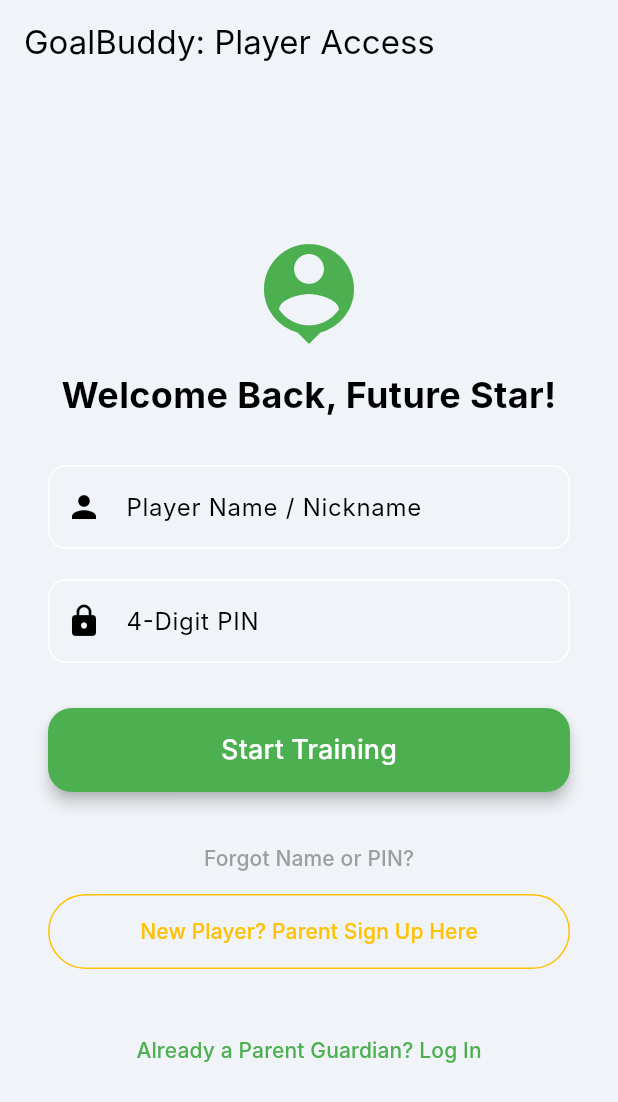
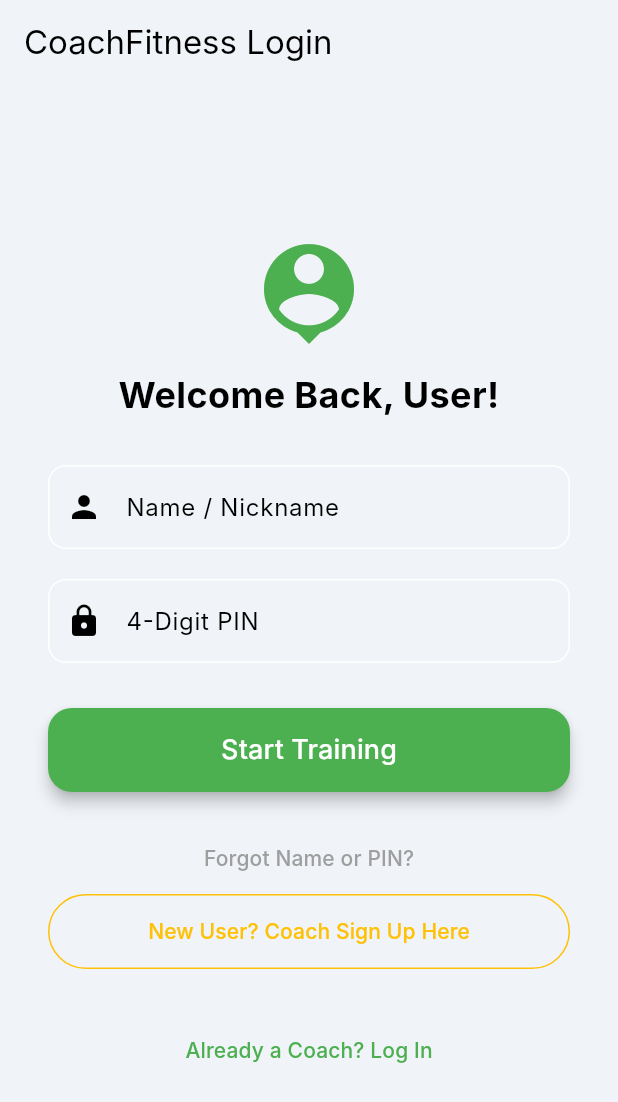
Before and after one commit to SkepticalZeke/FlutterProjectCoachingApp, a Flutter app: the screen it shows after launch, on a phone screen of 412 x 824 dp. Shown: the top 1102 px of the screen. Run offline on Flutter 3.47's test engine with Material 3 defaults, Android fonts, the light colour scheme and no system bars; our stand-ins replace table_calendar; Roboto replaces fonts that are missing (Inter).

Commit message:
Name Changes

```diff
--- a/lib/main.dart
+++ b/lib/main.dart
@@ -27,7 +27,7 @@ class FootballSkillsApp extends StatelessWidget {
   @override
   Widget build(BuildContext context) {
     return MaterialApp(
-      title: 'Kids Football Skills',
+      title: 'CoachFitness',
       debugShowCheckedModeBanner: false,
 
       // --- 🎨 App Theme: Vibrant Football Colors ---
@@ -71,10 +71,10 @@ class FootballSkillsApp extends StatelessWidget {
         '/settings': (context) => const SettingsScreen(), // Settings
 
         // Parent Flow
-        '/parent-login': (context) => const ParentLoginScreen(),
-        '/parent-home': (context) => const ParentDashboardScreen(),
-        '/parent-registration': (context) => const ParentRegistrationScreen(),
-        '/parent-notifications': (context) => const ParentNotificationsScreen(),
+        '/coach-login': (context) => const ParentLoginScreen(),
+        '/coach-home': (context) => const ParentDashboardScreen(),
+        '/coach-registration': (context) => const ParentRegistrationScreen(),
+        '/coach-notifications': (context) => const ParentNotificationsScreen(),
       },
       // Using onGenerateRoute to handle passing arguments (like the name/data)
       onGenerateRoute: (settings) {
@@ -92,7 +92,7 @@ class FootballSkillsApp extends StatelessWidget {
           return MaterialPageRoute(
             builder: (context) {
               // Pass the received name, or a default name if null
-              return ChildDashboardScreen(playerName: playerName ?? 'Future Star');
+              return ChildDashboardScreen(playerName: playerName ?? 'Player');
             },
           );
         } else if (settings.name == '/drill-detail') {
--- a/lib/screens/child_dashboard_screen.dart
+++ b/lib/screens/child_dashboard_screen.dart
@@ -67,7 +67,7 @@ class _ChildDashboardScreenState extends State<ChildDashboardScreen> {
   Widget build(BuildContext context) {
     return Scaffold(
       appBar: AppBar(
-        title: const Text('GoalBuddy Training'),
+        title: const Text('CoachFitness Training'),
         backgroundColor: Theme.of(context).primaryColor,
         foregroundColor: Colors.white,
         elevation: 0,
--- a/lib/screens/login_signup_screen.dart
+++ b/lib/screens/login_signup_screen.dart
@@ -19,7 +19,7 @@ class _LoginSignupScreenState extends State<LoginSignupScreen> {
 
       // --- Firebase Placeholder ---
       // Here you would check if the playerName and PIN match a stored child record.
-      debugPrint('Attempting child login for $playerName with PIN $pin');
+      debugPrint('Attempting login for $playerName with PIN $pin');
 
       // Simulate network delay and assumed success
       Future.delayed(const Duration(seconds: 1), () {
@@ -42,7 +42,7 @@ class _LoginSignupScreenState extends State<LoginSignupScreen> {
   @override
   Widget build(BuildContext context) {
     return Scaffold(
-      appBar: AppBar(title: const Text('GoalBuddy: Player Access')),
+      appBar: AppBar(title: const Text('CoachFitness Login')),
       body: Center(
         child: SingleChildScrollView(
           padding: const EdgeInsets.all(32.0),
@@ -55,7 +55,7 @@ class _LoginSignupScreenState extends State<LoginSignupScreen> {
                 const Icon(Icons.person_pin, size: 80, color: Colors.green),
                 const SizedBox(height: 10),
                 const Text(
-                  'Welcome Back, Future Star!',
+                  'Welcome Back, User!',
                   style: TextStyle(fontSize: 24, fontWeight: FontWeight.bold),
                   textAlign: TextAlign.center,
                 ),
@@ -65,13 +65,13 @@ class _LoginSignupScreenState extends State<LoginSignupScreen> {
                 TextFormField(
                   controller: _playerNameController,
                   decoration: const InputDecoration(
-                    labelText: 'Player Name / Nickname',
+                    labelText: 'Name / Nickname',
                     border: OutlineInputBorder(borderRadius: BorderRadius.all(Radius.circular(12))),
                     prefixIcon: Icon(Icons.person),
                   ),
                   validator: (value) {
                     if (value == null || value.isEmpty) {
-                      return 'Please enter your Player Name';
+                      return 'Please enter your User Name';
                     }
                     return null;
                   },
@@ -118,7 +118,7 @@ class _LoginSignupScreenState extends State<LoginSignupScreen> {
                 TextButton(
                   onPressed: () {
                     ScaffoldMessenger.of(context).showSnackBar(
-                      const SnackBar(content: Text('Contact your parent to recover your name or PIN.')),
+                      const SnackBar(content: Text('Contact your coach to recover your name or PIN.')),
                     );
                   },
                   child: const Text('Forgot Name or PIN?', style: TextStyle(color: Colors.grey)),
@@ -128,13 +128,13 @@ class _LoginSignupScreenState extends State<LoginSignupScreen> {
                 OutlinedButton(
                   onPressed: () {
                     // Navigate to the Parent Registration screen for account setup
-                    Navigator.of(context).pushNamed('/parent-registration');
+                    Navigator.of(context).pushNamed('/coach-registration');
                   },
                   style: OutlinedButton.styleFrom(
                     padding: const EdgeInsets.symmetric(vertical: 15),
                     side: const BorderSide(color: Colors.amber),
                   ),
-                  child: const Text('New Player? Parent Sign Up Here', style: TextStyle(color: Colors.amber)),
+                  child: const Text('New User? Coach Sign Up Here', style: TextStyle(color: Colors.amber)),
                 ),
 
                 const SizedBox(height: 30),
@@ -142,9 +142,9 @@ class _LoginSignupScreenState extends State<LoginSignupScreen> {
                 // --- Parent Access Login ---
                 TextButton(
                   onPressed: () {
-                    Navigator.of(context).pushNamed('/parent-login');
+                    Navigator.of(context).pushNamed('/coach-login');
                   },
-                  child: const Text('Already a Parent Guardian? Log In'),
+                  child: const Text('Already a Coach? Log In'),
                 ),
               ],
             ),
--- a/lib/screens/new_player_signup_screen.dart
+++ b/lib/screens/new_player_signup_screen.dart
@@ -39,7 +39,7 @@ class _NewPlayerSignupScreenState extends State<NewPlayerSignupScreen> {
           arguments: _nameController.text.trim(),
         );
         ScaffoldMessenger.of(context).showSnackBar(
-          const SnackBar(content: Text('Registration complete! Welcome to GoalBuddy.')),
+          const SnackBar(content: Text('Registration complete! Welcome to CoachFitness.')),
         );
       });
     }
@@ -148,7 +148,7 @@ class _NewPlayerSignupScreenState extends State<NewPlayerSignupScreen> {
                           child: CircularProgressIndicator(color: Colors.white, strokeWidth: 3),
                         )
                       : const Text(
-                          'Join Team GoalBuddy',
+                          'Join Team and Start',
                           style: TextStyle(fontSize: 18),
                         ),
                 ),
--- a/lib/screens/parent_dashboard_screen.dart
+++ b/lib/screens/parent_dashboard_screen.dart
@@ -51,14 +51,14 @@ class _ParentDashboardScreenState extends State<ParentDashboardScreen> {
           IconButton(
             icon: const Icon(Icons.notifications),
             onPressed: () {
-              Navigator.of(context).pushNamed('/parent-notifications');
+              Navigator.of(context).pushNamed('/coach-notifications');
             },
           ),
           IconButton(
             icon: const Icon(Icons.logout),
             onPressed: () {
               // Implement Parent Logout logic here
-              Navigator.of(context).pushNamedAndRemoveUntil('/parent-login', (route) => false);
+              Navigator.of(context).pushNamedAndRemoveUntil('/coach-login', (route) => false);
             },
           ),
         ],
--- a/lib/screens/parent_login_screen.dart
+++ b/lib/screens/parent_login_screen.dart
@@ -30,9 +30,9 @@ class _ParentLoginScreenState extends State<ParentLoginScreen> {
         });
 
         // 2. Navigation
-        // Ensure the route name exactly matches the one in main.dart: /parent-home
-        Navigator.of(context).pushReplacementNamed('/parent-home');
-        debugPrint('Navigation to /parent-home successful.');
+        // Ensure the route name exactly matches the one in main.dart: /coach-home
+        Navigator.of(context).pushReplacementNamed('/coach-home');
+        debugPrint('Navigation to /coach-home successful.');
       });
     } else {
       debugPrint('Validation Failed. Not navigating.');
@@ -50,7 +50,7 @@ class _ParentLoginScreenState extends State<ParentLoginScreen> {
   Widget build(BuildContext context) {
     return Scaffold(
       appBar: AppBar(
-        title: const Text('Parent Guardian Access'),
+        title: const Text('Coach Access'),
         backgroundColor: Theme.of(context).primaryColor,
         foregroundColor: Colors.white,
       ),
@@ -124,7 +124,7 @@ class _ParentLoginScreenState extends State<ParentLoginScreen> {
                           ),
                         )
                       : const Text(
-                          'Parent Login',
+                          'Login',
                           style: TextStyle(fontSize: 18),
                         ),
                 ),
@@ -136,7 +136,7 @@ class _ParentLoginScreenState extends State<ParentLoginScreen> {
                     // This will open the feature for parents to link to a child account (future feature)
                   },
                   child: Text(
-                    'Need a Child Join Code?',
+                    'Have a User Join Code?',
                     style: TextStyle(color: Theme.of(context).primaryColor),
                   ),
                 ),
--- a/lib/screens/parent_registration_screen.dart
+++ b/lib/screens/parent_registration_screen.dart
@@ -24,7 +24,7 @@ class _ParentRegistrationScreenState extends State<ParentRegistrationScreen> {
       // --- Firebase Placeholder ---
       // 1. Create Parent Account (Email/Password Auth).
       // 2. Create the first Child Document (linking it to the parent's UID), storing name and PIN.
-      debugPrint('Attempting Parent Registration and Child Setup...');
+      debugPrint('Attempting Coach Registration and User Setup...');
 
       Future.delayed(const Duration(seconds: 3), () {
         setState(() {
@@ -33,11 +33,11 @@ class _ParentRegistrationScreenState extends State<ParentRegistrationScreen> {
 
         // After successful registration, navigate Parent to their dashboard
         Navigator.of(context).pushNamedAndRemoveUntil(
-          '/parent-home',
+          '/coach-home',
           (Route<dynamic> route) => false, // Clears the stack
         );
         ScaffoldMessenger.of(context).showSnackBar(
-          const SnackBar(content: Text('Account created! Welcome to GoalBuddy.')),
+          const SnackBar(content: Text('Account created! Welcome to CoachFitness.')),
         );
       });
     }
@@ -55,7 +55,7 @@ class _ParentRegistrationScreenState extends State<ParentRegistrationScreen> {
   @override
   Widget build(BuildContext context) {
     return Scaffold(
-      appBar: AppBar(title: const Text('Parent Sign Up')),
+      appBar: AppBar(title: const Text('Coach Sign Up')),
       body: Center(
         child: SingleChildScrollView(
           padding: const EdgeInsets.all(32.0),
@@ -67,7 +67,7 @@ class _ParentRegistrationScreenState extends State<ParentRegistrationScreen> {
                 const Icon(Icons.group_add, size: 60, color: Colors.green),
                 const SizedBox(height: 10),
                 const Text(
-                  'Create Your Guardian Account',
+                  'Create Your Coach Account',
                   style: TextStyle(fontSize: 24, fontWeight: FontWeight.bold),
                   textAlign: TextAlign.center,
                 ),
@@ -75,7 +75,7 @@ class _ParentRegistrationScreenState extends State<ParentRegistrationScreen> {
 
                 // --- Parent Account Details ---
                 Text(
-                  '1. Guardian Account',
+                  '1. Coach Account',
                   style: TextStyle(fontSize: 18, fontWeight: FontWeight.w600, color: Theme.of(context).primaryColor),
                 ),
                 const SizedBox(height: 10),
@@ -94,7 +94,7 @@ class _ParentRegistrationScreenState extends State<ParentRegistrationScreen> {
                 TextFormField(
                   controller: _passwordController,
                   obscureText: true,
-                  decoration: const InputDecoration(labelText: 'Password (min 6 chars)', prefixIcon: Icon(Icons.lock)),
+                  decoration: const InputDecoration(labelText: 'Password (min 6 characters)', prefixIcon: Icon(Icons.lock)),
                   validator: (value) {
                     if (value == null || value.length < 6) return 'Password must be at least 6 characters.';
                     return null;
@@ -104,16 +104,16 @@ class _ParentRegistrationScreenState extends State<ParentRegistrationScreen> {
 
                 // --- Child Player Details ---
                 Text(
-                  '2. First Player Setup',
+                  '2. First User Setup',
                   style: TextStyle(fontSize: 18, fontWeight: FontWeight.w600, color: Theme.of(context).primaryColor),
                 ),
                 const SizedBox(height: 10),
 
                 TextFormField(
                   controller: _playerNameController,
-                  decoration: const InputDecoration(labelText: 'Player Name / Nickname', prefixIcon: Icon(Icons.person)),
+                  decoration: const InputDecoration(labelText: ' Name / Nickname', prefixIcon: Icon(Icons.person)),
                   validator: (value) {
-                    if (value == null || value.isEmpty) return 'Please enter a nickname for your child.';
+                    if (value == null || value.isEmpty) return 'Please enter a nickname for the user.';
                     return null;
                   },
                 ),
@@ -125,7 +125,7 @@ class _ParentRegistrationScreenState extends State<ParentRegistrationScreen> {
                   maxLength: 4,
                   obscureText: true,
                   decoration: const InputDecoration(
-                    labelText: '4-Digit PIN (for player login)',
+                    labelText: '4-Digit PIN (for user login)',
                     counterText: '',
                     prefixIcon: Icon(Icons.lock_outline),
                   ),
@@ -156,9 +156,9 @@ class _ParentRegistrationScreenState extends State<ParentRegistrationScreen> {
                 // Back to Login
                 TextButton(
                   onPressed: _isLoading ? null : () {
-                    Navigator.of(context).pushReplacementNamed('/parent-login');
+                    Navigator.of(context).pushReplacementNamed('/coach-login');
                   },
-                  child: Text('Already have a Guardian account? Log In.', style: TextStyle(color: Colors.grey[700])),
+                  child: Text('Already have a Coach account? Log In.', style: TextStyle(color: Colors.grey[700])),
                 ),
               ],
             ),
--- a/lib/screens/rewards_screen.dart
+++ b/lib/screens/rewards_screen.dart
@@ -21,7 +21,7 @@ class RewardsScreen extends StatelessWidget {
     {'name': 'Shooting Star', 'unlocked': false, 'icon': Icons.adjust, 'color': Colors.grey},
     {'name': 'Level 10', 'unlocked': false, 'icon': Icons.rocket_launch, 'color': Colors.grey},
     {'name': 'First Kit', 'unlocked': false, 'icon': Icons.checkroom, 'color': Colors.grey},
-    {'name': 'GoalBuddy Pro', 'unlocked': false, 'icon': Icons.shield, 'color': Colors.grey},
+    {'name': 'Fitness Pro', 'unlocked': false, 'icon': Icons.shield, 'color': Colors.grey},
   ];
 
   // Mock player stats
--- a/lib/screens/settings_screen.dart
+++ b/lib/screens/settings_screen.dart
@@ -71,7 +71,7 @@ class SettingsScreen extends StatelessWidget {
               children: [
                 _buildSettingsTile(
                   context: context,
-                  title: 'Edit Player Name',
+                  title: 'Edit User Name',
                   icon: Icons.person,
                   onTap: () {
                     // Placeholder: Show dialog to edit name
@@ -144,7 +144,7 @@ class SettingsScreen extends StatelessWidget {
                 const Divider(height: 1, indent: 16),
                 _buildSettingsTile(
                   context: context,
-                  title: 'Contact Parent/Guardian',
+                  title: 'Contact CoachFitness Support',
                   icon: Icons.family_restroom,
                   onTap: () {},
                 ),
--- a/lib/screens/splash_screen.dart
+++ b/lib/screens/splash_screen.dart
@@ -16,10 +16,10 @@ class SplashScreen extends StatelessWidget {
         child: Column(
           mainAxisAlignment: MainAxisAlignment.center,
           children: [
-            const Icon(Icons.sports_soccer, size: 120, color: Colors.green),
+            const Icon(Icons.fitness_center, size: 120, color: Color(0xFFC0C0C0)), // dumbbell (silver)
             const SizedBox(height: 20),
             Text(
-              'GoalBuddy', // Updated App Name
+              'CoachFitness', // Updated App Name
               style: TextStyle(
                 fontSize: 40,
                 fontWeight: FontWeight.w900,
@@ -28,7 +28,7 @@ class SplashScreen extends StatelessWidget {
             ),
             // New Tagline
             const Text(
-              'Football Fun for Every Young Champion!',
+              'Make Exercise Fun for Everyone!',
               style: TextStyle(
                 fontSize: 18,
                 fontWeight: FontWeight.w500,
--- a/pubspec.yaml
+++ b/pubspec.yaml
@@ -1,5 +1,5 @@
-name: goalbuddysapp
-description: "A new Flutter project."
+name: coach_fitness_app
+description: A Flutter project for CoachFitness.
 # The following line prevents the package from being accidentally published to
 # pub.dev using `flutter pub publish`. This is preferred for private packages.
 publish_to: 'none' # Remove this line if you wish to publish to pub.dev
```
Also changed, not shown: 5 other files.
